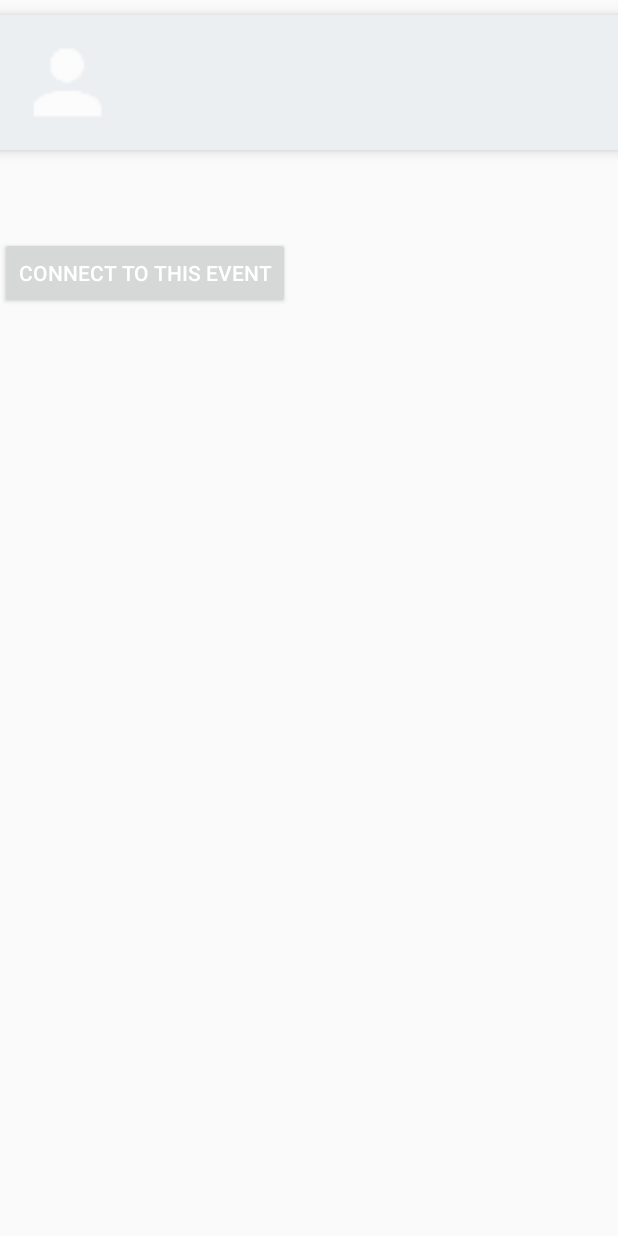
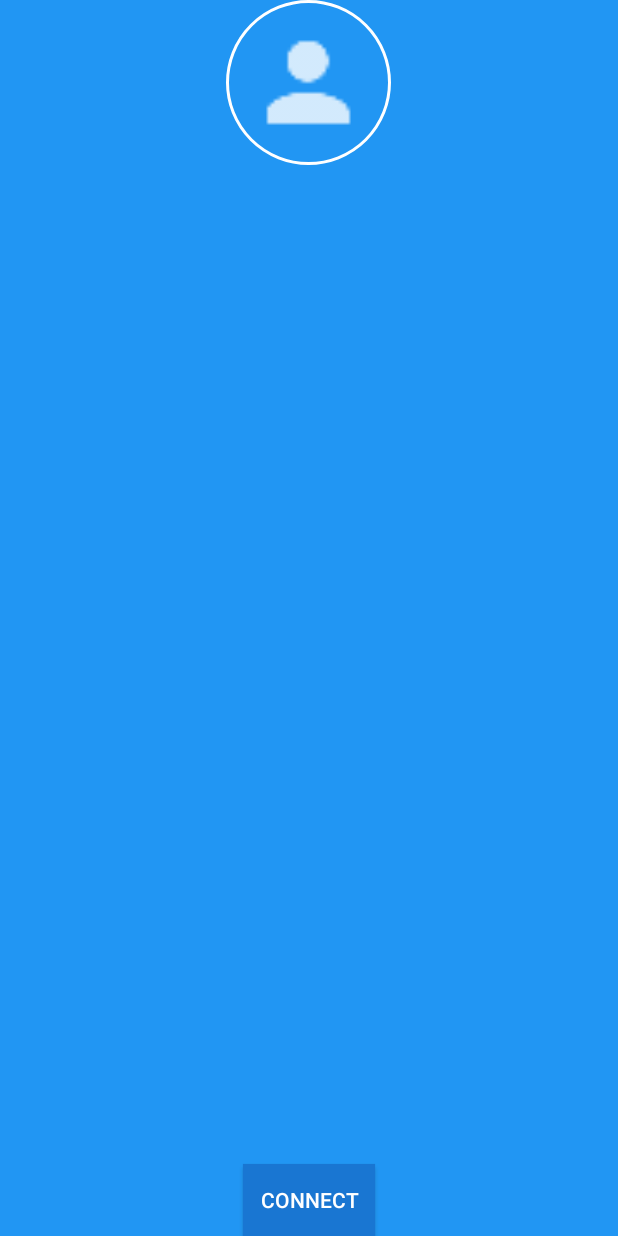
Before and after one commit to SaddyHush/builday-android, an Android app: the EventDisplayActivity screen opened directly, with no data from a screen before it, on a phone screen of 412 x 824 dp. Run offline under Robolectric (Android 15) with nearby library versions, the light colour scheme and no system bars; our stand-ins replace CircleImageView; libraries missing offline, so code that uses them is left out: retrofit2.adapter.rxjava, rx.android.schedulers, rx.schedulers, rx.subscriptions; 2 statements that could not run were skipped.

Commit message:
Event display activity is better

```diff
--- a/app/src/main/AndroidManifest.xml
+++ b/app/src/main/AndroidManifest.xml
@@ -9,7 +9,7 @@
     <uses-permission android:name="android.permission.ACCESS_FINE_LOCATION" />
     <uses-permission android:name="android.permission.WRITE_EXTERNAL_STORAGE" />
     <uses-permission android:name="com.google.android.providers.gsf.permission.READ_GSERVICES" />
-
+    <uses-permission android:name="android.permission.READ_EXTERNAL_STORAGE" />
     <!--<service-->
         <!--android:name="com.amazonaws.mobileconnectors.s3.transferutility.TransferService"-->
         <!--android:enabled="true" />-->
@@ -50,7 +50,7 @@
         <activity
             android:name=".ProfileActivity"
             android:theme="@style/AppTheme.Profile">
-            <uses-permission android:name="android.permission.READ_EXTERNAL_STORAGE" />
+
         </activity>
         <activity
             android:name=".EditPersonalInfo"
--- a/app/src/main/res/layout/activity_event_display.xml
+++ b/app/src/main/res/layout/activity_event_display.xml
@@ -5,83 +5,79 @@
     android:layout_width="match_parent"
     android:layout_height="match_parent"
     android:orientation="vertical"
+    android:background="@color/colorPrimary"
     tools:context="com.agora.EventDisplayActivity">
 
-    <LinearLayout
+    <RelativeLayout
+        android:id="@+id/main.collapsing"
         android:layout_width="match_parent"
         android:layout_height="wrap_content"
-        android:layout_marginTop="10dp"
-        android:layout_weight="0.00"
-        android:background="@color/colorBlueGray"
-        android:clipChildren="false"
-        android:elevation="5dp">
-
-        <ImageView
-            android:id="@+id/ivUserProfilePhoto"
-            android:layout_width="@dimen/user_profile_avatar_size"
-            android:layout_height="@dimen/user_profile_avatar_size"
-            android:layout_marginEnd="16dp"
-            android:layout_marginRight="16dp"
-            android:contentDescription="@string/profile_photo_desc"
-            android:elevation="2dp"
-            android:src="@drawable/ic_person" />
+        app:layout_scrollFlags="scroll|exitUntilCollapsed|snap">
 
         <LinearLayout
             android:id="@+id/vUserDetails"
-            android:layout_width="0dp"
+            android:layout_width="match_parent"
             android:layout_height="wrap_content"
             android:layout_weight="1"
             android:orientation="vertical">
 
+            <de.hdodenhof.circleimageview.CircleImageView xmlns:app="http://schemas.android.com/apk/res-auto"
+                android:id="@+id/ivUserProfilePhoto"
+                android:layout_width="110dp"
+                android:layout_height="110dp"
+                android:layout_gravity="center_horizontal"
+                android:src="@drawable/ic_person"
+                app:civ_border_color="#FFFFFF"
+                app:civ_border_width="2dp" />
+
+        </LinearLayout>
+
+    </RelativeLayout>
+
     <TextView
         android:id="@+id/tv_name"
         android:layout_width="match_parent"
-                android:layout_height="wrap_content"
+        android:layout_height="50dp"
+        android:fontFamily="sans-serif-condensed"
         android:textColor="#ffffff"
         android:textSize="24sp" />
 
     <TextView
-                android:id="@+id/tv_interest"
-                android:layout_width="match_parent"
-                android:layout_height="wrap_content"
-                android:textColor="#bbbbbb"
-                android:textSize="20sp" />
-
-            <TextView
-                android:id="@+id/tv_workplace"
-                android:layout_width="match_parent"
-                android:layout_height="wrap_content"
-                android:textColor="#bbbbbb"
-                android:textSize="20sp" />
-
-        </LinearLayout>
-
-    </LinearLayout>
-
-    <TextView
         android:id="@+id/title"
         android:layout_width="match_parent"
-        android:layout_height="wrap_content"
+        android:textSize="20sp"
+        android:layout_height="50dp"
         android:textColor="@color/colorPrimaryText"/>
 
     <TextView
         android:id="@+id/interest"
         android:layout_width="match_parent"
-        android:layout_height="wrap_content"
+        android:textSize="20sp"
+        android:layout_height="50dp"
         android:textColor="@color/colorPrimaryText"
         />
 
     <TextView
         android:id="@+id/maxNum"
         android:layout_width="match_parent"
-        android:layout_height="wrap_content"
+        android:textSize="20sp"
+        android:layout_height="50dp"
         android:textColor="@color/colorPrimaryText"
         />
 
+
+    <RelativeLayout
+        android:layout_width="match_parent"
+        android:layout_height="match_parent"
+        android:layout_gravity="center_horizontal">
 
         <Button
             android:id="@+id/btnConnectEvent"
             android:layout_width="wrap_content"
             android:layout_height="wrap_content"
-        android:text="Connect to this event"/>
+            android:layout_alignParentBottom="true"
+            android:layout_centerHorizontal="true"
+            android:background="@color/colorPrimaryDark"
+            android:text="Connect" />
+    </RelativeLayout>
 </LinearLayout>
```
Also changed, not shown: app/src/main/java/com/agora/EventDisplayActivity.java (+30 -8 lines), app/src/main/java/com/agora/model/User.java (+0 -16 lines). Lines whose indentation alone changed are shown as unchanged.
